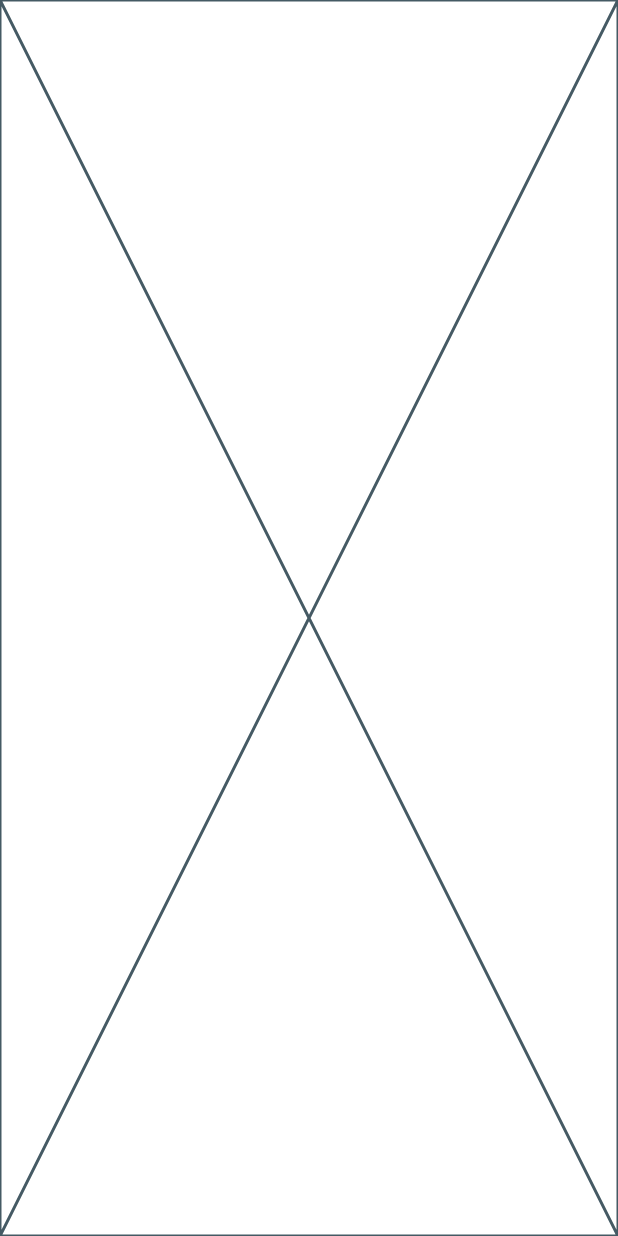
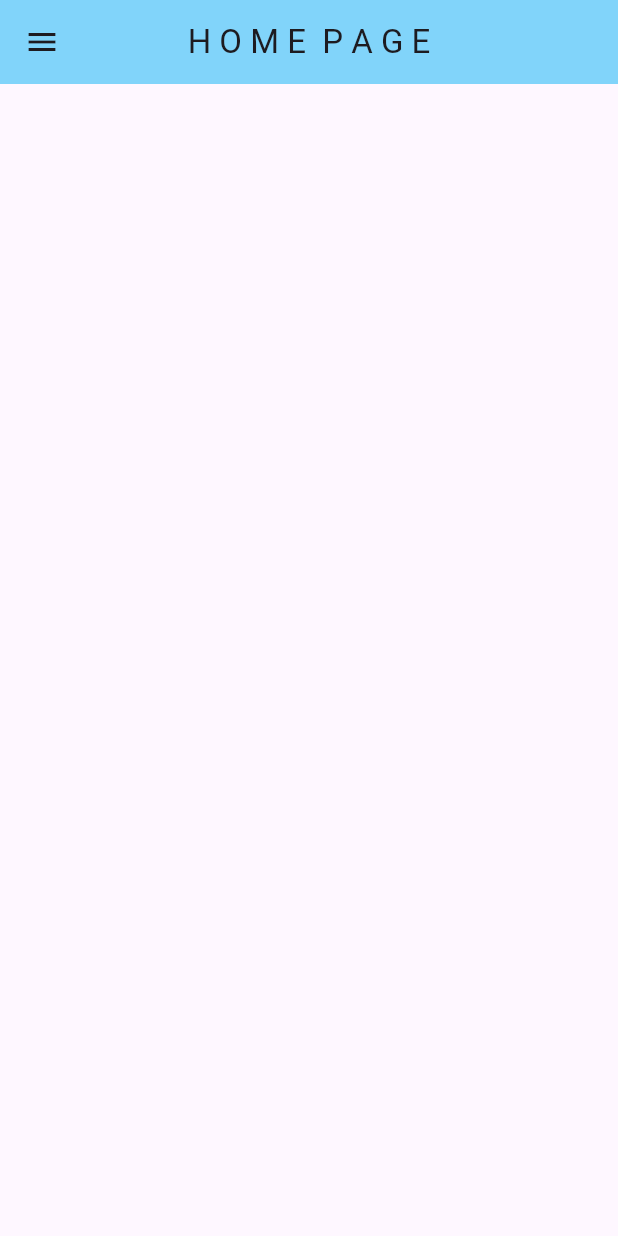
Before and after one commit to alybadara1803/Flutter_projects, a Flutter app: the screen it shows after launch, on a phone screen of 412 x 824 dp. Run offline on Flutter 3.47's test engine with Material 3 defaults, Android fonts, the phone set to English and light mode, and no system bars.

Commit message:
COMMIT
Adding some stuffs

```diff
--- a/app01/lib/main.dart
+++ b/app01/lib/main.dart
@@ -1,3 +1,6 @@
+import 'package:app01/pages/home_page.dart';
+import 'package:app01/pages/info_page.dart';
+import 'package:app01/pages/settings_page.dart';
 import 'package:flutter/material.dart';
 
 void main() {
@@ -9,6 +12,14 @@
 
   @override
   Widget build(BuildContext context) {
-    return const Placeholder();
+    return MaterialApp(
+      debugShowCheckedModeBanner: false,
+      home: HomePage(),
+      routes: {
+        '/homepage': (context) => HomePage(),
+        '/settingspage': (context) => SettingsPage(),
+        '/infopage': (context) => InfoPage(),
+      },
+    );
   }
 }
--- /dev/null
+++ b/app01/lib/pages/home_page.dart
@@ -0,0 +1,48 @@
+import 'package:flutter/material.dart';
+
+class HomePage extends StatelessWidget {
+  const HomePage({super.key});
+
+  @override
+  Widget build(BuildContext context) {
+    return MaterialApp(
+      debugShowCheckedModeBanner: false,
+      title: 'HOME PAGE',
+      home: Scaffold(
+        appBar: AppBar(
+          title: Text('H O M E  P A G E'),
+          backgroundColor: Colors.lightBlue[200],
+          centerTitle: true,
+        ),
+        drawer: Drawer(
+          child: Column(
+            children: [
+              DrawerHeader(child: Icon(Icons.favorite)),
+              ListTile(
+                leading: Icon(Icons.home),
+                title: Text('H O M E'),
+                onTap: () {
+                  Navigator.pushNamed(context, '/homepage');
+                },
+              ),
+              ListTile(
+                leading: Icon(Icons.settings),
+                title: Text('S E T T I N G S'),
+                onTap: () {
+                  Navigator.pushNamed(context, '/settingspage');
+                },
+              ),
+              ListTile(
+                leading: Icon(Icons.home),
+                title: Text('I N F O'),
+                onTap: () {
+                  Navigator.pushNamed(context, '/infopage');
+                },
+              ),
+            ],
+          ),
+        ),
+      ),
+    );
+  }
+}
--- /dev/null
+++ b/app01/lib/pages/info_page.dart
@@ -0,0 +1,20 @@
+import 'package:flutter/material.dart';
+
+class InfoPage extends StatelessWidget {
+  const InfoPage({super.key});
+
+  @override
+  Widget build(BuildContext context) {
+    return MaterialApp(
+      debugShowCheckedModeBanner: false,
+      title: 'INFO PAGE',
+      home: Scaffold(
+        appBar: AppBar(
+          title: Text('I N F O'),
+          backgroundColor: Colors.lightBlue[200],
+          centerTitle: true,
+        ),
+      ),
+    );
+  }
+}
--- /dev/null
+++ b/app01/lib/pages/settings_page.dart
@@ -0,0 +1,20 @@
+import 'package:flutter/material.dart';
+
+class SettingsPage extends StatelessWidget {
+  const SettingsPage({super.key});
+
+  @override
+  Widget build(BuildContext context) {
+    return MaterialApp(
+      debugShowCheckedModeBanner: false,
+      title: 'SETTINGS PAGE',
+      home: Scaffold(
+        appBar: AppBar(
+          title: Text('S E T T I N G S'),
+          backgroundColor: Colors.lightBlue[200],
+          centerTitle: true,
+        ),
+      ),
+    );
+  }
+}
```
